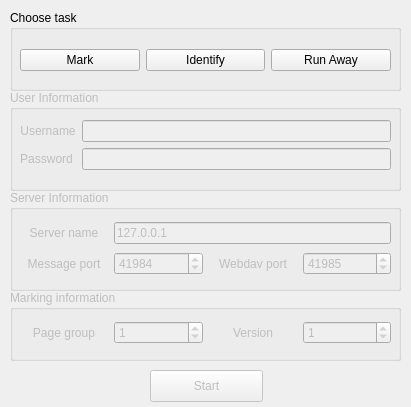
plomgrading/plom, file qtCreatorFiles/ui_chooser.ui: the form before one commit.
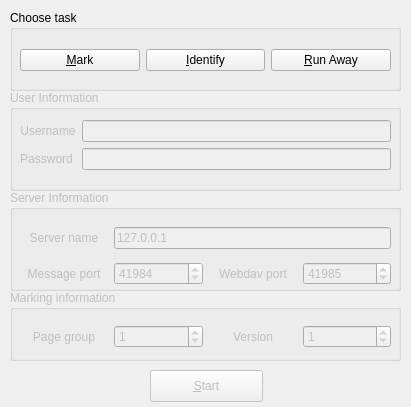
The form after the commit.

Commit message: Can now set mark up/down/total in the marker screen

Patch:
```diff
--- a/qtCreatorFiles/ui_chooser.ui
+++ b/qtCreatorFiles/ui_chooser.ui
@@ -38,21 +38,21 @@
      <item>
       <widget class="QPushButton" name="markButton">
        <property name="text">
-        <string>Mark</string>
+        <string>&amp;Mark</string>
        </property>
       </widget>
      </item>
      <item>
       <widget class="QPushButton" name="identifyButton">
        <property name="text">
-        <string>Identify</string>
+        <string>&amp;Identify</string>
        </property>
       </widget>
      </item>
      <item>
       <widget class="QPushButton" name="closeButton">
        <property name="text">
-        <string>Run Away</string>
+        <string>&amp;Run Away</string>
        </property>
       </widget>
      </item>
@@ -138,7 +138,7 @@
       <x>10</x>
       <y>30</y>
       <width>371</width>
-      <height>57</height>
+      <height>72</height>
      </rect>
     </property>
     <layout class="QGridLayout" name="gridLayout">
@@ -223,7 +223,7 @@
       <x>10</x>
       <y>30</y>
       <width>371</width>
-      <height>26</height>
+      <height>34</height>
      </rect>
     </property>
     <layout class="QGridLayout" name="gridLayout_2">
@@ -277,7 +277,7 @@
     </rect>
    </property>
    <property name="text">
-    <string>Start</string>
+    <string>&amp;Start</string>
    </property>
   </widget>
  </widget>
```
Left out of the diff: 2 changed lines with no effect on the pictures. The commit also changes 9 other files.
